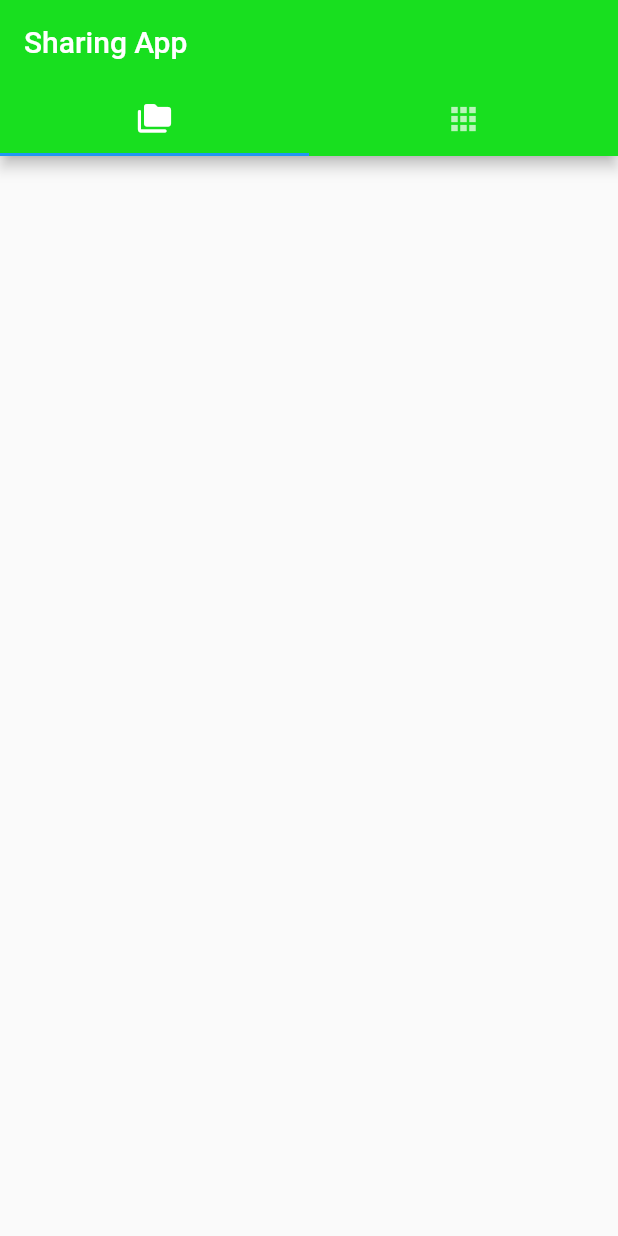
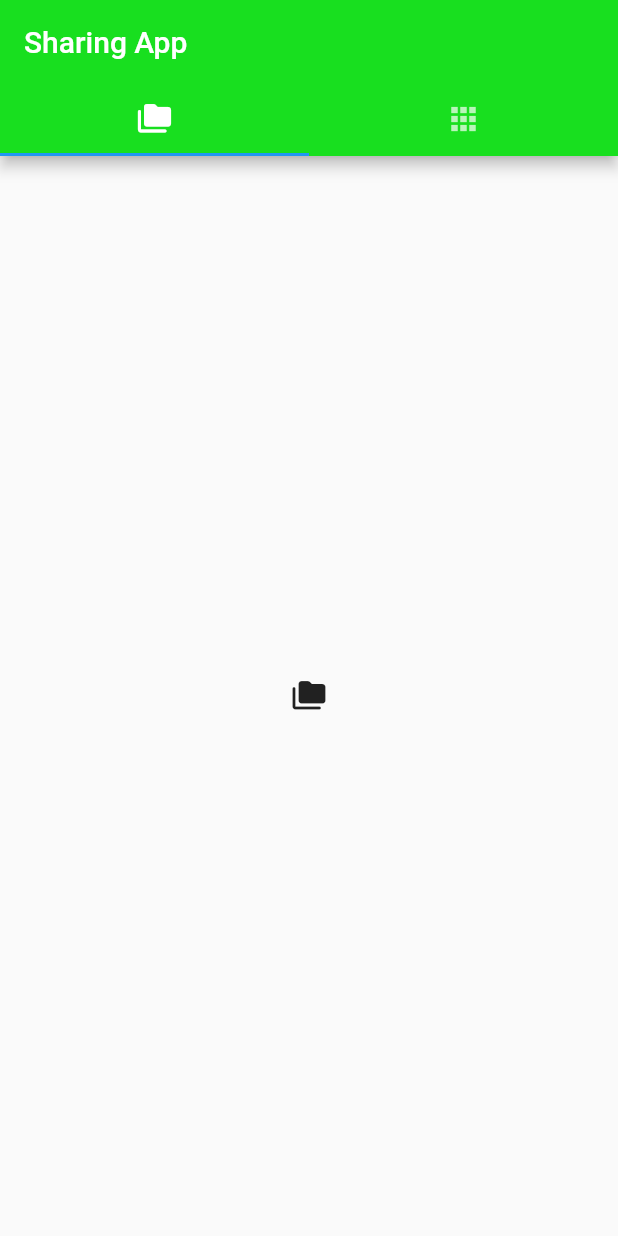
Before and after one commit to ruiyotabby/sharing_app, a Flutter app: the screen it shows after launch, on a phone screen of 412 x 824 dp. Run offline on Flutter 3.47's test engine with Material 2 defaults, Android fonts, the phone set to English and light mode, and no system bars.

Commit message:
commit
Signed-off-by: Ruiyot Abby <ruiyotabby@gmail.com>

```diff
--- a/lib/main.dart
+++ b/lib/main.dart
@@ -23,6 +23,12 @@ class MyApp extends StatelessWidget {
           ),
           title: Text('Sharing App'),
         ),
+        body: const TabBarView(
+          children: [
+            Icon(Icons.folder_copy_rounded),
+            Icon(Icons.apps_outlined),
+          ],
+        ),
       ),
     ));
   }
```
